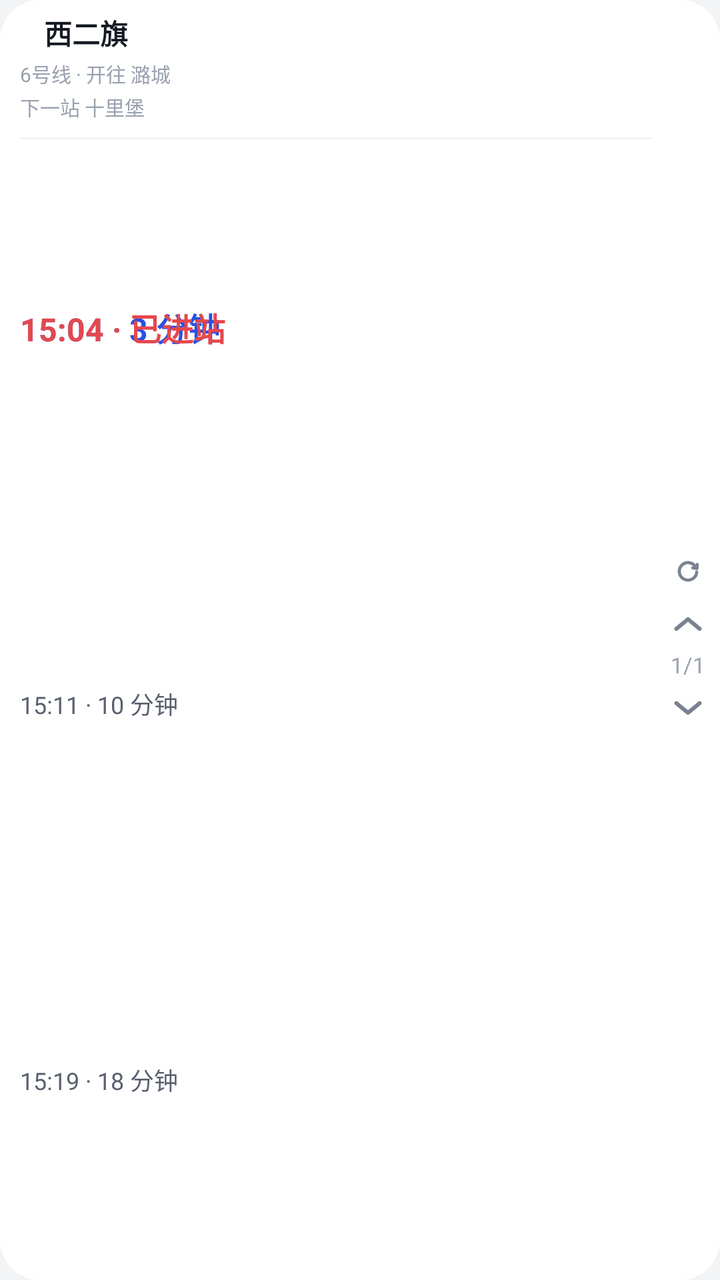
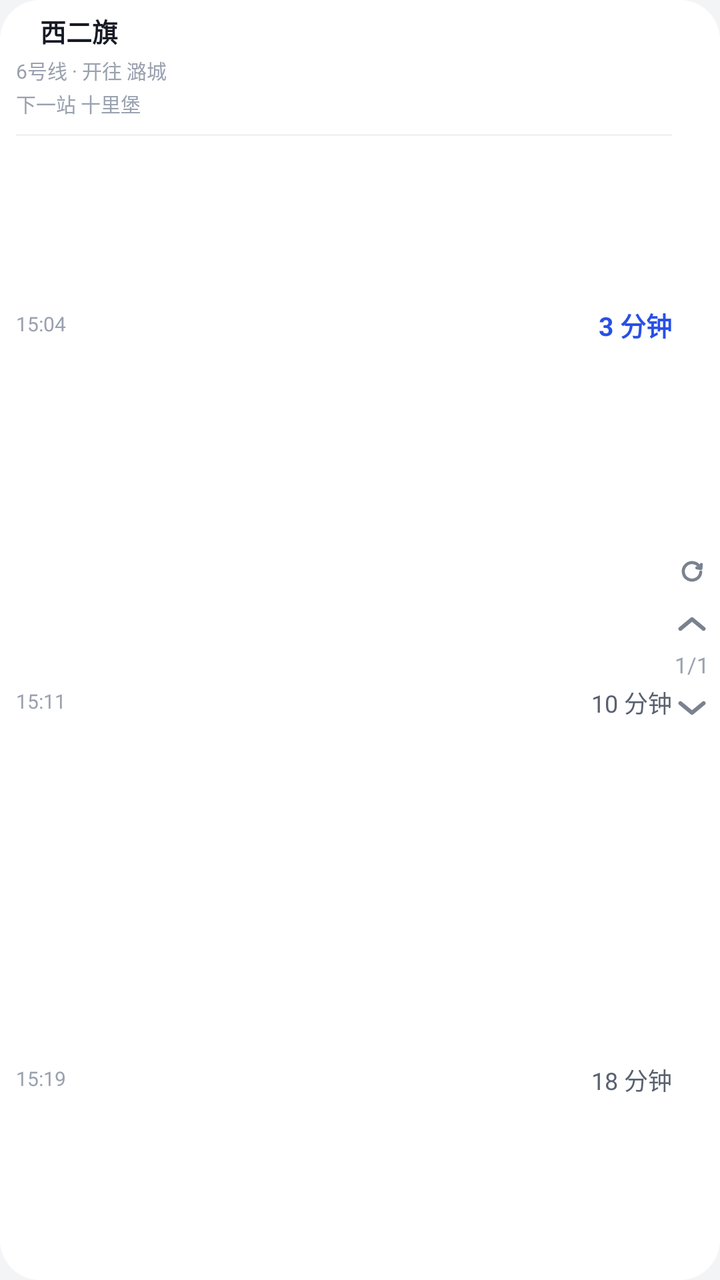

Compare the two renders of this Android layout. The source of the first and the diff that turns it into the second are given below.
<!-- AndroidManifest.xml: application theme Theme.MetroNext -->
<!-- res/layout/widget_small.xml -->
<?xml version="1.0" encoding="utf-8"?>
<FrameLayout xmlns:android="http://schemas.android.com/apk/res/android"
    android:id="@android:id/background"
    android:layout_width="match_parent"
    android:layout_height="match_parent"
    android:background="@drawable/widget_bg"
    android:paddingStart="10dp"
    android:paddingEnd="4dp"
    android:paddingTop="6dp"
    android:paddingBottom="6dp">

    <LinearLayout
        android:id="@+id/widget_root"
        android:layout_width="match_parent"
        android:layout_height="match_parent"
        android:orientation="vertical"
        android:paddingEnd="30dp">

        <LinearLayout
            android:layout_width="match_parent"
            android:layout_height="wrap_content"
            android:gravity="center_vertical"
            android:orientation="horizontal">

            <TextView
                android:id="@+id/w_bar"
                android:layout_width="4dp"
                android:layout_height="18dp" />

            <TextView
                android:id="@+id/w_name"
                android:layout_width="0dp"
                android:layout_height="wrap_content"
                android:layout_marginStart="8dp"
                android:layout_weight="1"
                android:ellipsize="end"
                android:includeFontPadding="false"
                android:maxLines="1"
                android:text="西二旗"
                android:textColor="@color/widget_text_primary"
                android:textSize="14sp"
                android:textStyle="bold" />
        </LinearLayout>

        <TextView
            android:id="@+id/w_line"
            android:layout_width="match_parent"
            android:layout_height="wrap_content"
            android:layout_marginTop="3dp"
            android:ellipsize="end"
            android:includeFontPadding="false"
            android:maxLines="1"
            android:text="6号线 · 开往 潞城"
            android:textColor="@color/widget_text_tertiary"
            android:textSize="10sp" />

        
        <TextView
            android:id="@+id/w_next"
            android:layout_width="match_parent"
            android:layout_height="wrap_content"
            android:layout_marginTop="2dp"
            android:ellipsize="end"
            android:includeFontPadding="false"
            android:maxLines="1"
            android:text="下一站 十里堡"
            android:textColor="@color/widget_text_tertiary"
            android:textSize="10sp" />

        <LinearLayout
            android:layout_width="match_parent"
            android:layout_height="1dp"
            android:layout_marginTop="8dp"
            android:background="@color/widget_divider" />

        
        <FrameLayout
            android:layout_width="match_parent"
            android:layout_height="0dp"
            android:layout_weight="1">

            <TextView
                android:id="@+id/w_up1"
                android:layout_width="wrap_content"
                android:layout_height="wrap_content"
                android:layout_gravity="start|center_vertical"
                android:includeFontPadding="false"
                android:ellipsize="end"
                android:maxLines="1"
                android:text="15:04 · 3 分钟"
                android:textColor="@color/widget_accent"
                android:textSize="16sp"
                android:textStyle="bold" />

            <TextView
                android:id="@+id/w_up1_d"
                android:layout_width="wrap_content"
                android:layout_height="wrap_content"
                android:layout_gravity="start|center_vertical"
                android:includeFontPadding="false"
                android:ellipsize="end"
                android:maxLines="1"
                android:text="15:04 · 已进站"
                android:textColor="@color/widget_danger"
                android:textSize="16sp"
                android:textStyle="bold" />
        </FrameLayout>

        <TextView
            android:id="@+id/w_up2"
            android:layout_width="match_parent"
            android:layout_height="0dp"
            android:layout_weight="1"
            android:gravity="start|center_vertical"
            android:includeFontPadding="false"
            android:ellipsize="end"
                android:maxLines="1"
            android:text="15:11 · 10 分钟"
            android:textColor="@color/widget_text_secondary"
            android:textSize="12sp" />

        <TextView
            android:id="@+id/w_up3"
            android:layout_width="match_parent"
            android:layout_height="0dp"
            android:layout_weight="1"
            android:gravity="start|center_vertical"
            android:includeFontPadding="false"
            android:ellipsize="end"
                android:maxLines="1"
            android:text="15:19 · 18 分钟"
            android:textColor="@color/widget_text_secondary"
            android:textSize="12sp" />
    </LinearLayout>

    <LinearLayout
        android:id="@+id/pager_box"
        android:layout_width="24dp"
        android:layout_height="wrap_content"
        android:layout_gravity="end|center_vertical"
        android:gravity="center"
        android:orientation="vertical">

        <ImageView
            android:id="@+id/w_refresh"
            android:layout_width="24dp"
            android:layout_height="26dp"
            android:contentDescription="@string/widget_refresh"
            android:scaleType="center"
            android:src="@drawable/ic_refresh" />

        <ImageView
            android:id="@+id/pager_prev"
            android:layout_width="24dp"
            android:layout_height="26dp"
            android:contentDescription="@string/widget_prev_page"
            android:scaleType="center"
            android:src="@drawable/ic_chevron_up" />

        <TextView
            android:id="@+id/pager_num"
            android:layout_width="wrap_content"
            android:layout_height="16dp"
            android:gravity="center"
            android:includeFontPadding="false"
            android:text="1/1"
            android:textColor="@color/widget_text_tertiary"
            android:textSize="11sp" />

        <ImageView
            android:id="@+id/pager_next"
            android:layout_width="24dp"
            android:layout_height="26dp"
            android:contentDescription="@string/widget_next_page"
            android:scaleType="center"
            android:src="@drawable/ic_chevron_down" />
    </LinearLayout>
</FrameLayout>
<!-- resources referenced by this layout -->
<resources>
  <color name="widget_accent">#2850E6</color>
  <color name="widget_danger">#E5484D</color>
  <color name="widget_divider">#F0F2F5</color>
  <color name="widget_text_primary">#161A24</color>
  <color name="widget_text_secondary">#59616F</color>
  <color name="widget_text_tertiary">#9AA1AF</color>
  <!-- drawable ic_chevron_down (drawable) -->
  <?xml version="1.0" encoding="utf-8"?>
  <vector xmlns:android="http://schemas.android.com/apk/res/android"
      android:width="14dp"
      android:height="8dp"
      android:viewportWidth="14"
      android:viewportHeight="8">
      <path
          android:fillColor="@android:color/transparent"
          android:pathData="M1.2,1.6 L7,6.4 L12.8,1.6"
          android:strokeColor="@color/widget_pager"
          android:strokeWidth="2"
          android:strokeLineCap="round"
          android:strokeLineJoin="round" />
  </vector>
  <!-- drawable ic_chevron_up (drawable) -->
  <?xml version="1.0" encoding="utf-8"?>
  <vector xmlns:android="http://schemas.android.com/apk/res/android"
      android:width="14dp"
      android:height="8dp"
      android:viewportWidth="14"
      android:viewportHeight="8">
      <path
          android:fillColor="@android:color/transparent"
          android:pathData="M1.2,6.4 L7,1.6 L12.8,6.4"
          android:strokeColor="@color/widget_pager"
          android:strokeWidth="2"
          android:strokeLineCap="round"
          android:strokeLineJoin="round" />
  </vector>
  <!-- drawable ic_refresh (drawable) -->
  <?xml version="1.0" encoding="utf-8"?>
  <vector xmlns:android="http://schemas.android.com/apk/res/android"
      android:width="12dp"
      android:height="12dp"
      android:viewportWidth="14"
      android:viewportHeight="14">
      
      <path
          android:fillColor="@android:color/transparent"
          android:pathData="M11.5,4.2 A5.1,5.1 0 1,0 12.1,7"
          android:strokeColor="@color/widget_pager"
          android:strokeWidth="1.8"
          android:strokeLineCap="round"
          android:strokeLineJoin="round" />
      <path
          android:fillColor="@android:color/transparent"
          android:pathData="M12.4,2.6 L12.2,5 L9.8,4.6"
          android:strokeColor="@color/widget_pager"
          android:strokeWidth="1.8"
          android:strokeLineCap="round"
          android:strokeLineJoin="round" />
  </vector>
  <!-- drawable widget_bg (drawable) -->
  <?xml version="1.0" encoding="utf-8"?>
  <shape xmlns:android="http://schemas.android.com/apk/res/android"
      android:shape="rectangle">
      <solid android:color="@color/widget_bg_color" />
      <corners android:radius="20dp" />
  </shape>
  <string name="widget_next_page">下一页</string>
  <string name="widget_prev_page">上一页</string>
  <string name="widget_refresh">刷新</string>
  <style name="Theme.MetroNext" parent="android:Theme.Material.Light.NoActionBar">
          <item name="android:statusBarColor">@color/bg</item>
          <item name="android:windowLightStatusBar">true</item>
          <item name="android:navigationBarColor">@color/bg</item>
          <item name="android:windowBackground">@color/bg</item>
      </style>
  <color name="widget_pager">#7A8290</color>
  <color name="widget_bg_color">#FFFFFF</color>
  <color name="bg">#F3F4F6</color>
</resources>

<!-- the commit's change to res/layout/widget_small.xml (unified diff, before → after) -->
@@ -4,7 +4,7 @@
     android:layout_width="match_parent"
     android:layout_height="match_parent"
     android:background="@drawable/widget_bg"
-    android:paddingStart="10dp"
+    android:paddingStart="8dp"
     android:paddingEnd="4dp"
     android:paddingTop="6dp"
     android:paddingBottom="6dp">
@@ -14,7 +14,7 @@
         android:layout_width="match_parent"
         android:layout_height="match_parent"
         android:orientation="vertical"
-        android:paddingEnd="30dp">
+        android:paddingEnd="20dp">
 
         <LinearLayout
             android:layout_width="match_parent"
@@ -38,10 +38,11 @@
                 android:maxLines="1"
                 android:text="西二旗"
                 android:textColor="@color/widget_text_primary"
-                android:textSize="14sp"
+                android:textSize="13sp"
                 android:textStyle="bold" />
         </LinearLayout>
 
+        
         <TextView
             android:id="@+id/w_line"
             android:layout_width="match_parent"
@@ -49,7 +50,7 @@
             android:layout_marginTop="3dp"
             android:ellipsize="end"
             android:includeFontPadding="false"
-            android:maxLines="1"
+            android:maxLines="2"
             android:text="6号线 · 开往 潞城"
             android:textColor="@color/widget_text_tertiary"
             android:textSize="10sp" />
@@ -62,7 +63,7 @@
             android:layout_marginTop="2dp"
             android:ellipsize="end"
             android:includeFontPadding="false"
-            android:maxLines="1"
+            android:maxLines="2"
             android:text="下一站 十里堡"
             android:textColor="@color/widget_text_tertiary"
             android:textSize="10sp" />
@@ -74,68 +75,130 @@
             android:background="@color/widget_divider" />
 
         
-        <FrameLayout
-            android:layout_width="match_parent"
-            android:layout_height="0dp"
-            android:layout_weight="1">
-
-            <TextView
-                android:id="@+id/w_up1"
-                android:layout_width="wrap_content"
-                android:layout_height="wrap_content"
-                android:layout_gravity="start|center_vertical"
-                android:includeFontPadding="false"
-                android:ellipsize="end"
-                android:maxLines="1"
-                android:text="15:04 · 3 分钟"
-                android:textColor="@color/widget_accent"
-                android:textSize="16sp"
-                android:textStyle="bold" />
-
-            <TextView
-                android:id="@+id/w_up1_d"
-                android:layout_width="wrap_content"
-                android:layout_height="wrap_content"
-                android:layout_gravity="start|center_vertical"
-                android:includeFontPadding="false"
-                android:ellipsize="end"
-                android:maxLines="1"
-                android:text="15:04 · 已进站"
-                android:textColor="@color/widget_danger"
-                android:textSize="16sp"
-                android:textStyle="bold" />
-        </FrameLayout>
-
-        <TextView
-            android:id="@+id/w_up2"
+        <LinearLayout
             android:layout_width="match_parent"
             android:layout_height="0dp"
             android:layout_weight="1"
-            android:gravity="start|center_vertical"
-            android:includeFontPadding="false"
-            android:ellipsize="end"
-                android:maxLines="1"
-            android:text="15:11 · 10 分钟"
-            android:textColor="@color/widget_text_secondary"
-            android:textSize="12sp" />
-
-        <TextView
-            android:id="@+id/w_up3"
+            android:gravity="center_vertical"
+            android:orientation="horizontal">
+
+            <TextView
+                android:id="@+id/w_t1"
+                android:layout_width="wrap_content"
+                android:layout_height="wrap_content"
+                android:ellipsize="end"
+                android:includeFontPadding="false"
+                android:maxLines="1"
+                android:text="15:04"
+                android:textColor="@color/widget_text_tertiary"
+                android:textSize="10sp" />
+
+            <FrameLayout
+                android:layout_width="0dp"
+                android:layout_height="wrap_content"
+                android:layout_marginStart="6dp"
+                android:layout_weight="1">
+
+                <TextView
+                    android:id="@+id/w_up1"
+                    android:layout_width="wrap_content"
+                    android:layout_height="wrap_content"
+                    android:layout_gravity="end"
+                    android:ellipsize="end"
+                    android:includeFontPadding="false"
+                    android:maxLines="1"
+                    android:text="3 分钟"
+                    android:textColor="@color/widget_accent"
+                    android:textSize="13sp"
+                    android:textStyle="bold" />
+
+                
+                <TextView
+                    android:id="@+id/w_up1_d"
+                    android:layout_width="wrap_content"
+                    android:layout_height="wrap_content"
+                    android:layout_gravity="end"
+                    android:ellipsize="end"
+                    android:includeFontPadding="false"
+                    android:maxLines="1"
+                    android:text="已进站"
+                    android:textColor="@color/widget_danger"
+                    android:textSize="13sp"
+                    android:textStyle="bold"
+                    android:visibility="gone" />
+            </FrameLayout>
+        </LinearLayout>
+
+        <LinearLayout
             android:layout_width="match_parent"
             android:layout_height="0dp"
             android:layout_weight="1"
-            android:gravity="start|center_vertical"
-            android:includeFontPadding="false"
-            android:ellipsize="end"
-                android:maxLines="1"
-            android:text="15:19 · 18 分钟"
-            android:textColor="@color/widget_text_secondary"
-            android:textSize="12sp" />
+            android:gravity="center_vertical"
+            android:orientation="horizontal">
+
+            <TextView
+                android:id="@+id/w_t2"
+                android:layout_width="wrap_content"
+                android:layout_height="wrap_content"
+                android:ellipsize="end"
+                android:includeFontPadding="false"
+                android:maxLines="1"
+                android:text="15:11"
+                android:textColor="@color/widget_text_tertiary"
+                android:textSize="10sp" />
+
+            <TextView
+                android:id="@+id/w_up2"
+                android:layout_width="0dp"
+                android:layout_height="wrap_content"
+                android:layout_marginStart="6dp"
+                android:layout_weight="1"
+                android:ellipsize="end"
+                android:gravity="end"
+                android:includeFontPadding="false"
+                android:maxLines="1"
+                android:text="10 分钟"
+                android:textColor="@color/widget_text_secondary"
+                android:textSize="12sp" />
+        </LinearLayout>
+
+        <LinearLayout
+            android:layout_width="match_parent"
+            android:layout_height="0dp"
+            android:layout_weight="1"
+            android:gravity="center_vertical"
+            android:orientation="horizontal">
+
+            <TextView
+                android:id="@+id/w_t3"
+                android:layout_width="wrap_content"
+                android:layout_height="wrap_content"
+                android:ellipsize="end"
+                android:includeFontPadding="false"
+                android:maxLines="1"
+                android:text="15:19"
+                android:textColor="@color/widget_text_tertiary"
+                android:textSize="10sp" />
+
+            <TextView
+                android:id="@+id/w_up3"
+                android:layout_width="0dp"
+                android:layout_height="wrap_content"
+                android:layout_marginStart="6dp"
+                android:layout_weight="1"
+                android:ellipsize="end"
+                android:gravity="end"
+                android:includeFontPadding="false"
+                android:maxLines="1"
+                android:text="18 分钟"
+                android:textColor="@color/widget_text_secondary"
+                android:textSize="12sp" />
+        </LinearLayout>
     </LinearLayout>
 
     <LinearLayout
         android:id="@+id/pager_box"
-        android:layout_width="24dp"
+        android:layout_width="20dp"
         android:layout_height="wrap_content"
         android:layout_gravity="end|center_vertical"
         android:gravity="center"
@@ -143,7 +206,7 @@
 
         <ImageView
             android:id="@+id/w_refresh"
-            android:layout_width="24dp"
+            android:layout_width="20dp"
             android:layout_height="26dp"
             android:contentDescription="@string/widget_refresh"
             android:scaleType="center"
@@ -151,7 +214,7 @@
 
         <ImageView
             android:id="@+id/pager_prev"
-            android:layout_width="24dp"
+            android:layout_width="20dp"
             android:layout_height="26dp"
             android:contentDescription="@string/widget_prev_page"
             android:scaleType="center"
@@ -169,7 +232,7 @@
 
         <ImageView
             android:id="@+id/pager_next"
-            android:layout_width="24dp"
+            android:layout_width="20dp"
             android:layout_height="26dp"
             android:contentDescription="@string/widget_next_page"
             android:scaleType="center"
